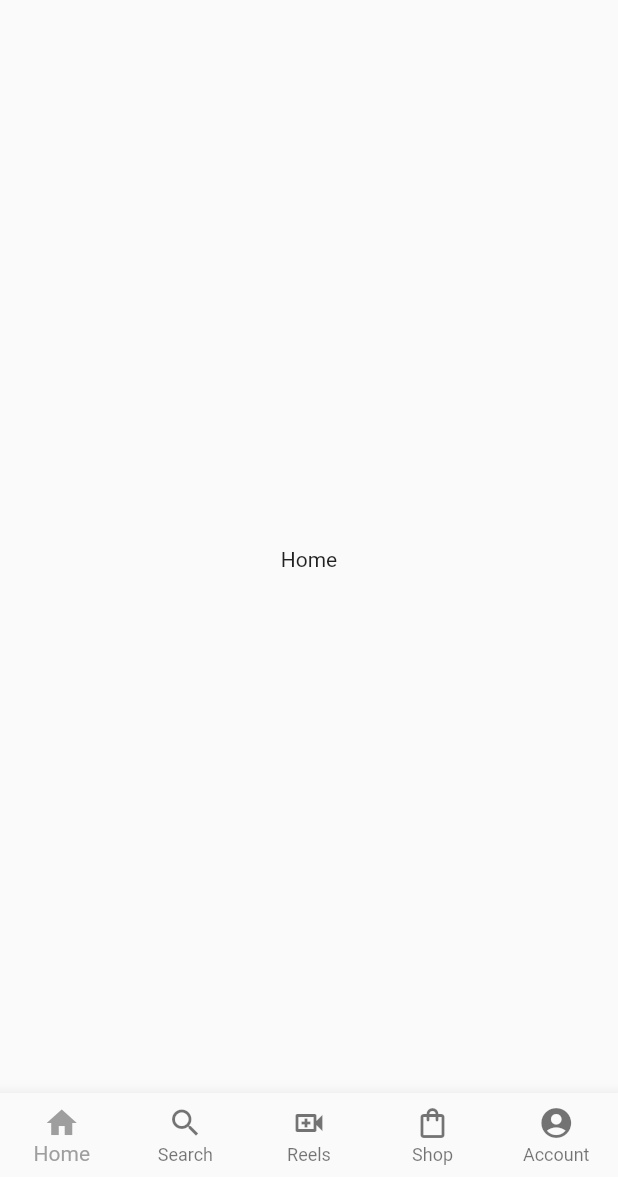
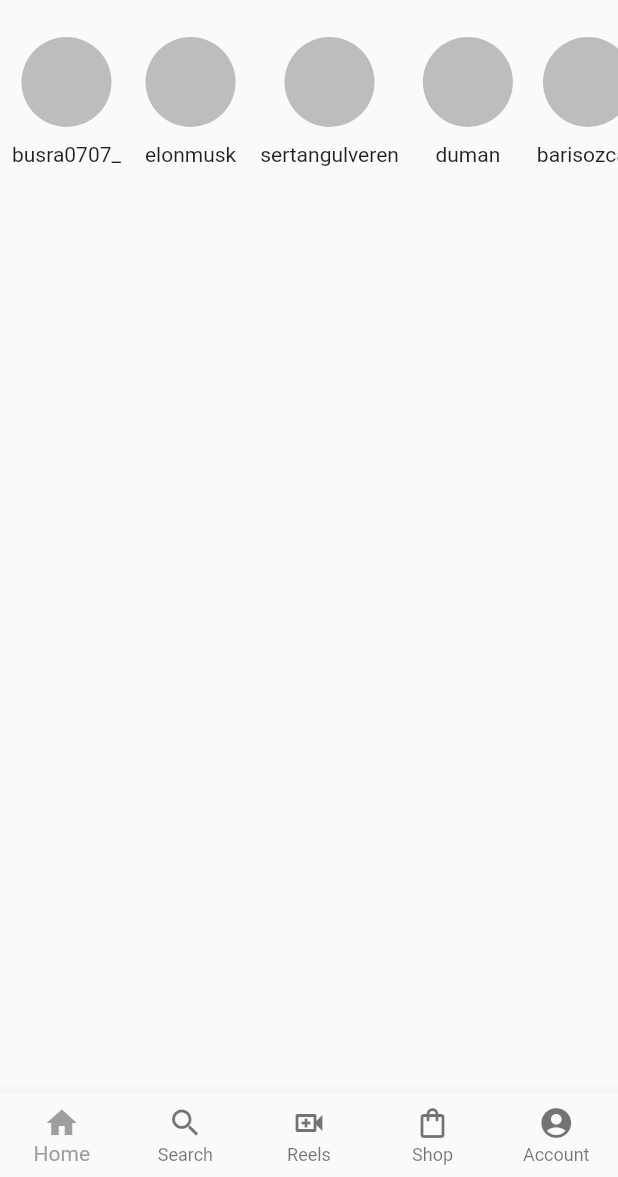
Before and after one commit to Mucahid-Canbey/instagram_clone_flutter, a Flutter app: the screen it shows after launch, on a phone screen of 412 x 824 dp, the part 59-1236 px from its top. Run offline on Flutter 3.47's test engine with Material 2 defaults, Android fonts, the phone set to English and light mode, and no system bars; our stand-ins replace font_awesome_flutter.

Commit message:
stories | home

```diff
--- a/lib/pages/home.dart
+++ b/lib/pages/home.dart
@@ -1,10 +1,13 @@
 import 'package:flutter/material.dart';
+import 'package:flutter/rendering.dart';
+import 'package:instagram/util/buble_stories.dart';
 
 class UserHome extends StatelessWidget with _ColorUtility, _PaddingUtility {
   UserHome({super.key});
 
   // Text
   String logo = 'Instagram';
+  final List people = ['busra0707_', 'elonmusk', 'sertangulveren', 'duman', 'barisozcan'];
   @override
   Widget build(BuildContext context) {
     return Scaffold(
@@ -20,7 +23,7 @@ class UserHome extends StatelessWidget with _ColorUtility, _PaddingUtility {
             children: [
               const Icon(Icons.add),
               Padding(
-                padding: paddingAll,
+                padding: paddingAppBar,
                 child: const Icon(Icons.favorite),
               ),
               const Icon(Icons.share),
@@ -28,18 +31,31 @@ class UserHome extends StatelessWidget with _ColorUtility, _PaddingUtility {
           )
         ]),
       ),
-      body: const Center(child: Text('Home')),
+      body: Column(
+        children: [
+          // Stories
+          Container(
+              height: 130,
+              child: ListView.builder(
+                  scrollDirection: Axis.horizontal,
+                  itemCount: people.length,
+                  itemBuilder: (context, index) {
+                    return BubbleStories(text: people[index]);
+                  }))
+        ],
+      ),
     );
   }
 }
 
 // Colors
 mixin _ColorUtility {
+  Color grey400 = Colors.grey.shade400;
   Color black = Colors.black;
   Color colorTransparent = Colors.transparent;
 }
 
 // Paddings
 mixin _PaddingUtility {
-  final EdgeInsets paddingAll = const EdgeInsets.all(24);
+  final EdgeInsets paddingAppBar = const EdgeInsets.all(24);
 }
--- /dev/null
+++ b/lib/util/buble_stories.dart
@@ -0,0 +1,34 @@
+import 'package:flutter/material.dart';
+
+class BubbleStories extends StatelessWidget with _ColorUtility {
+  BubbleStories({super.key, required this.text});
+
+  final String text;
+
+  @override
+  Widget build(BuildContext context) {
+    return Padding(
+      padding: const EdgeInsets.all(8.0),
+      child: Column(
+        children: [
+          Container(
+            height: 60,
+            width: 60,
+            decoration: BoxDecoration(
+              shape: BoxShape.circle,
+              color: grey400,
+            ),
+          ),
+          const SizedBox(
+            height: 10,
+          ),
+          Text(text)
+        ],
+      ),
+    );
+  }
+}
+
+class _ColorUtility {
+  Color grey400 = Colors.grey.shade400;
+}
```
